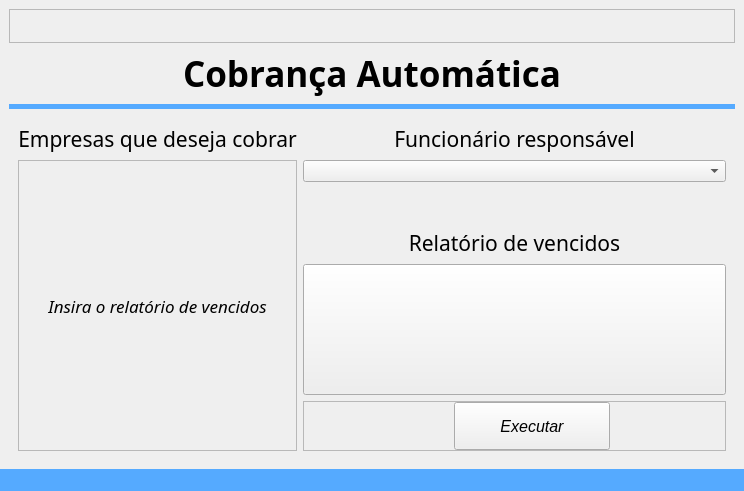
Qt form code/src/ui/window_cobranca.ui (Sl3nc/Email_Debt) before a commit.
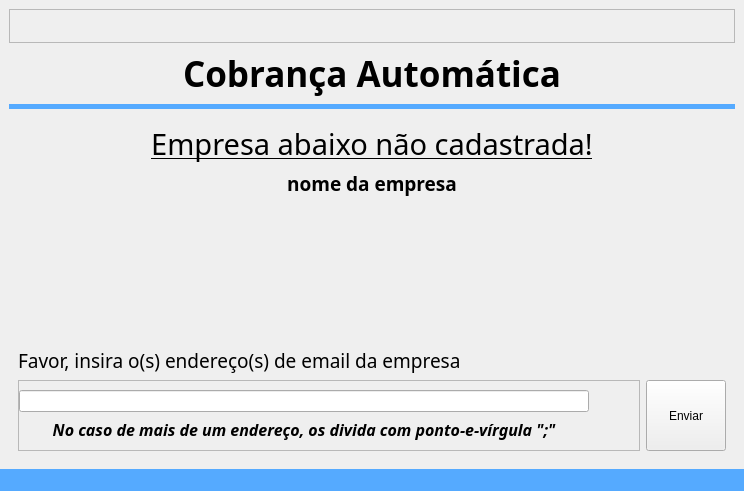
The same form after that commit. The open tabs and pages were chosen to show the change. Icons and pictures are not drawn.

Diff of the .ui file:
```diff
--- a/code/src/ui/window_cobranca.ui
+++ b/code/src/ui/window_cobranca.ui
@@ -45,7 +45,18 @@
          </spacer>
         </item>
         <item row="1" column="1" rowspan="2">
-         <widget class="QComboBox" name="comboBox_body_funcionario"/>
+         <widget class="QComboBox" name="comboBox_body_funcionario">
+          <item>
+           <property name="text">
+            <string>Bruno</string>
+           </property>
+          </item>
+          <item>
+           <property name="text">
+            <string>Wellington</string>
+           </property>
+          </item>
+         </widget>
         </item>
         <item row="5" column="1">
          <widget class="QPushButton" name="pushButton_body_relatorio_anexar">
@@ -352,6 +363,123 @@
         </item>
        </layout>
       </widget>
+      <widget class="QWidget" name="page_5">
+       <layout class="QGridLayout" name="gridLayout">
+        <item row="4" column="2">
+         <widget class="QPushButton" name="pushButton_endereco">
+          <property name="sizePolicy">
+           <sizepolicy hsizetype="Minimum" vsizetype="Minimum">
+            <horstretch>0</horstretch>
+            <verstretch>0</verstretch>
+           </sizepolicy>
+          </property>
+          <property name="text">
+           <string>Enviar</string>
+          </property>
+         </widget>
+        </item>
+        <item row="1" column="1" colspan="2">
+         <widget class="QLabel" name="label_endereco_empresa">
+          <property name="font">
+           <font>
+            <family>Trebuchet MS</family>
+            <pointsize>14</pointsize>
+            <bold>true</bold>
+           </font>
+          </property>
+          <property name="text">
+           <string>nome da empresa</string>
+          </property>
+          <property name="alignment">
+           <set>Qt::AlignmentFlag::AlignCenter</set>
+          </property>
+         </widget>
+        </item>
+        <item row="3" column="1">
+         <widget class="QLabel" name="label_endereco_input_title">
+          <property name="font">
+           <font>
+            <family>Tw Cen MT</family>
+            <pointsize>14</pointsize>
+            <bold>false</bold>
+           </font>
+          </property>
+          <property name="text">
+           <string>Favor, insira o(s) endereço(s) de email da empresa</string>
+          </property>
+         </widget>
+        </item>
+        <item row="4" column="1">
+         <widget class="QFrame" name="frame_4">
+          <property name="frameShape">
+           <enum>QFrame::Shape::StyledPanel</enum>
+          </property>
+          <property name="frameShadow">
+           <enum>QFrame::Shadow::Raised</enum>
+          </property>
+          <layout class="QGridLayout" name="gridLayout_10">
+           <property name="leftMargin">
+            <number>0</number>
+           </property>
+           <property name="rightMargin">
+            <number>50</number>
+           </property>
+           <item row="0" column="0">
+            <widget class="QLineEdit" name="lineEdit_endereco"/>
+           </item>
+           <item row="1" column="0">
+            <widget class="QLabel" name="label_endereco_input_subtitle">
+             <property name="font">
+              <font>
+               <family>Tw Cen MT</family>
+               <pointsize>12</pointsize>
+               <italic>true</italic>
+               <bold>true</bold>
+              </font>
+             </property>
+             <property name="text">
+              <string>No caso de mais de um endereço, os divida com ponto-e-vírgula &quot;;&quot;</string>
+             </property>
+             <property name="alignment">
+              <set>Qt::AlignmentFlag::AlignCenter</set>
+             </property>
+            </widget>
+           </item>
+          </layout>
+         </widget>
+        </item>
+        <item row="0" column="1" colspan="2">
+         <widget class="QLabel" name="label_endereco_title">
+          <property name="font">
+           <font>
+            <family>Tw Cen MT</family>
+            <pointsize>22</pointsize>
+            <underline>true</underline>
+           </font>
+          </property>
+          <property name="text">
+           <string>Empresa abaixo não cadastrada!</string>
+          </property>
+          <property name="alignment">
+           <set>Qt::AlignmentFlag::AlignCenter</set>
+          </property>
+         </widget>
+        </item>
+        <item row="2" column="1">
+         <spacer name="verticalSpacer_2">
+          <property name="orientation">
+           <enum>Qt::Orientation::Vertical</enum>
+          </property>
+          <property name="sizeHint" stdset="0">
+           <size>
+            <width>20</width>
+            <height>40</height>
+           </size>
+          </property>
+         </spacer>
+        </item>
+       </layout>
+      </widget>
      </widget>
     </item>
     <item row="0" column="0">
```
Left out of the diff: 142 changed lines with no effect on the pictures.
